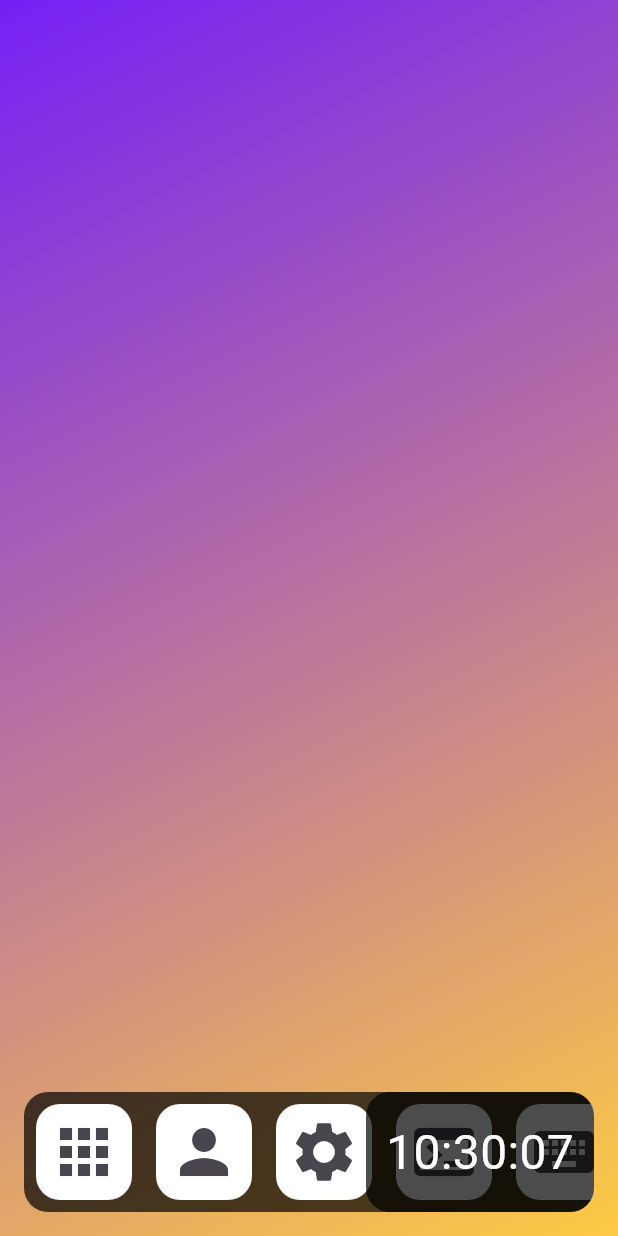
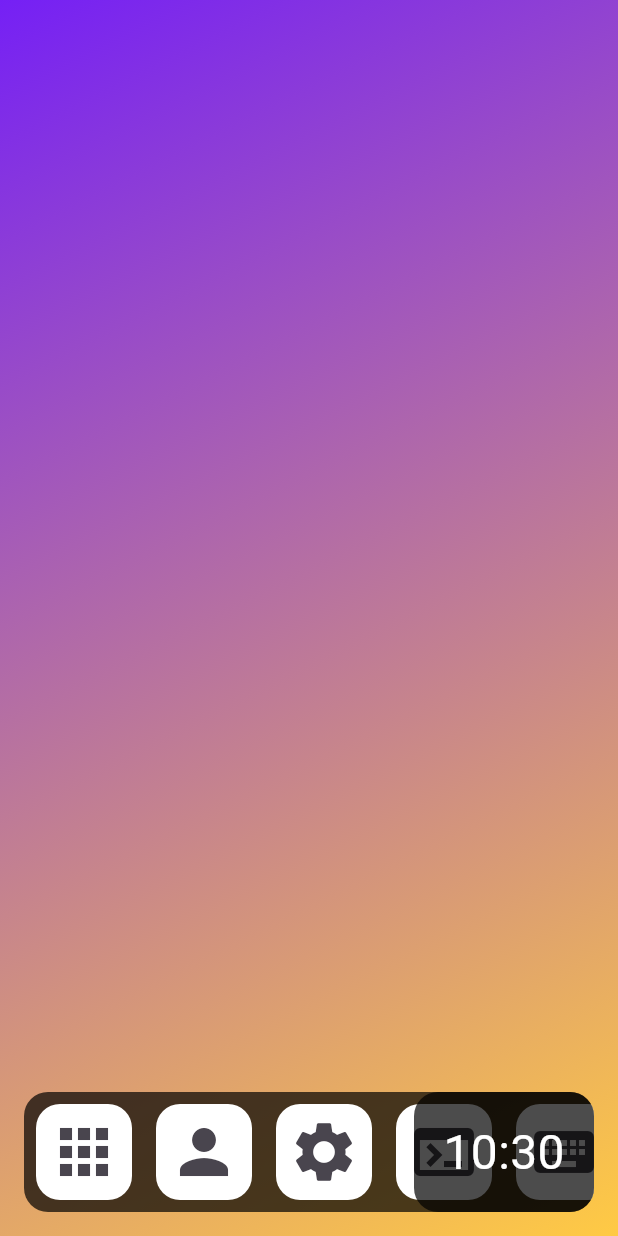
Before and after one commit to nonelone/retro_gamer, a Flutter app: the screen it shows after launch, on a phone screen of 412 x 824 dp. Run offline on Flutter 3.47's test engine with Material 3 defaults, Android fonts, the phone set to English and light mode, and no system bars; missing offline and left inert: window_manager.

Commit message:
Removed seconds from clock widget

```diff
--- a/lib/widgets/clock.dart
+++ b/lib/widgets/clock.dart
@@ -16,11 +16,11 @@ class _ClockTileState extends State<ClockTile> {
       borderRadius: BorderRadius.circular(16.0),
       child: Container(
         height: 80,
-        width: 152,
+        width: 120,
         color: const Color.fromRGBO(0, 0, 0, .7),
         child: Center(
           child: Text(
-            '${widget.time.hour}:${widget.time.minute < 10 ? "0${widget.time.minute}" : widget.time.minute}:${widget.time.second < 10 ? "0${widget.time.second}" : widget.time.second}',
+            '${widget.time.hour}:${widget.time.minute < 10 ? "0${widget.time.minute}" : widget.time.minute}',
             style: const TextStyle(fontSize: 32, color: Colors.white),
           ),
         ),
```
